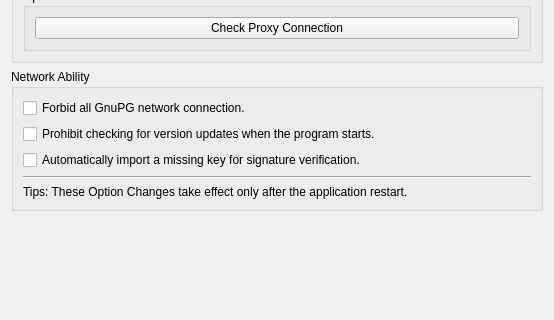
Old version of the form ui/NetworkSettings.ui in the repository saturneric/GpgFrontend; both pictures show x 0 to 554 and y 228 to 548 of the 554 by 727 pixel window.
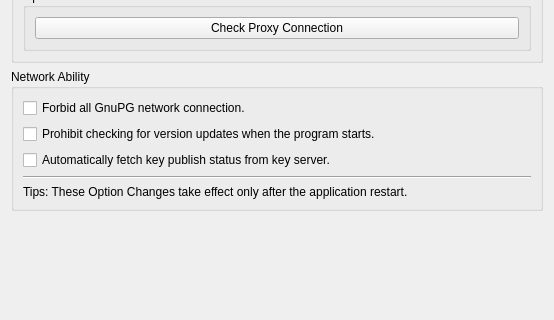
New version of the form.

Commit message: feat: add option to disable auto fetch key publish status function

```diff
--- a/ui/NetworkSettings.ui
+++ b/ui/NetworkSettings.ui
@@ -315,7 +315,7 @@
           <item>
            <widget class="QCheckBox" name="autoImportMissingKeyCheckBox">
             <property name="text">
-             <string>Automatically import a missing key for signature verification.</string>
+             <string>Automatically fetch key publish status from key server.</string>
             </property>
            </widget>
           </item>
```
Left out of the diff: 8 changed lines with no effect on the pictures. The commit also changes 4 other files.
